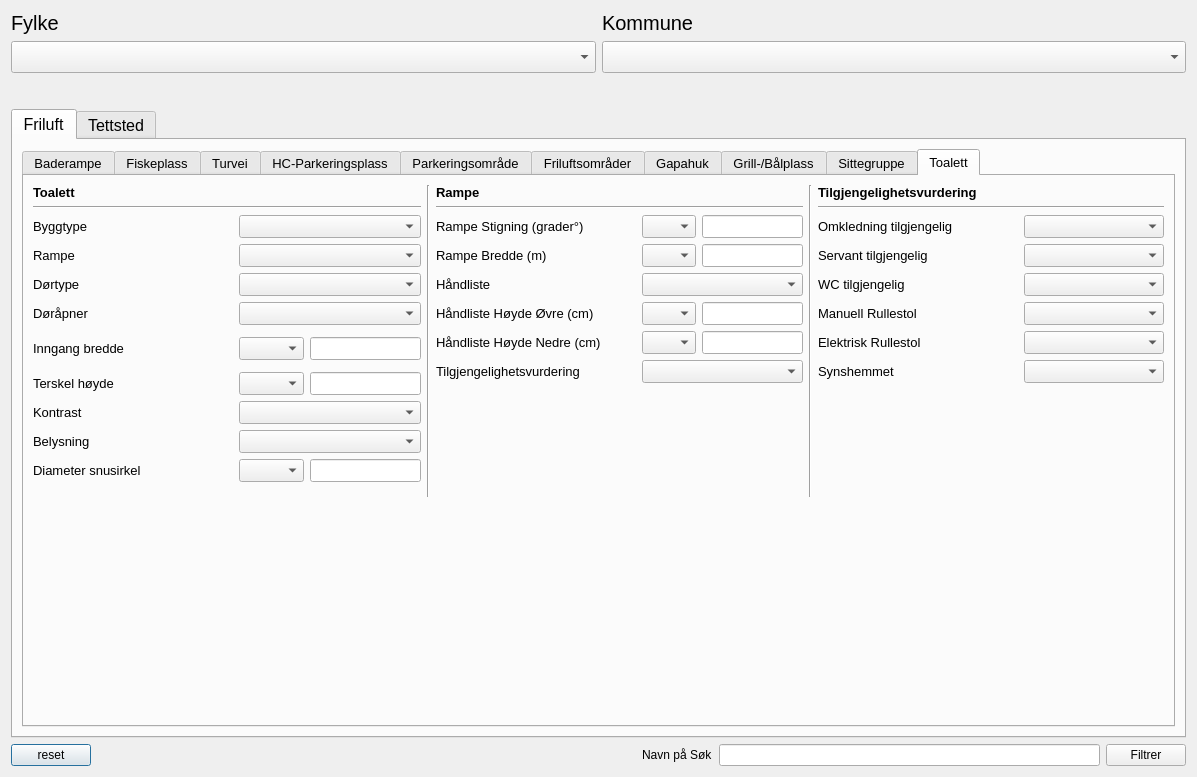
Before: the Qt Designer form Tilgjengelighet_dialog_base.ui in KaspArno/Tilgjengelighet, drawn with Qt 5.
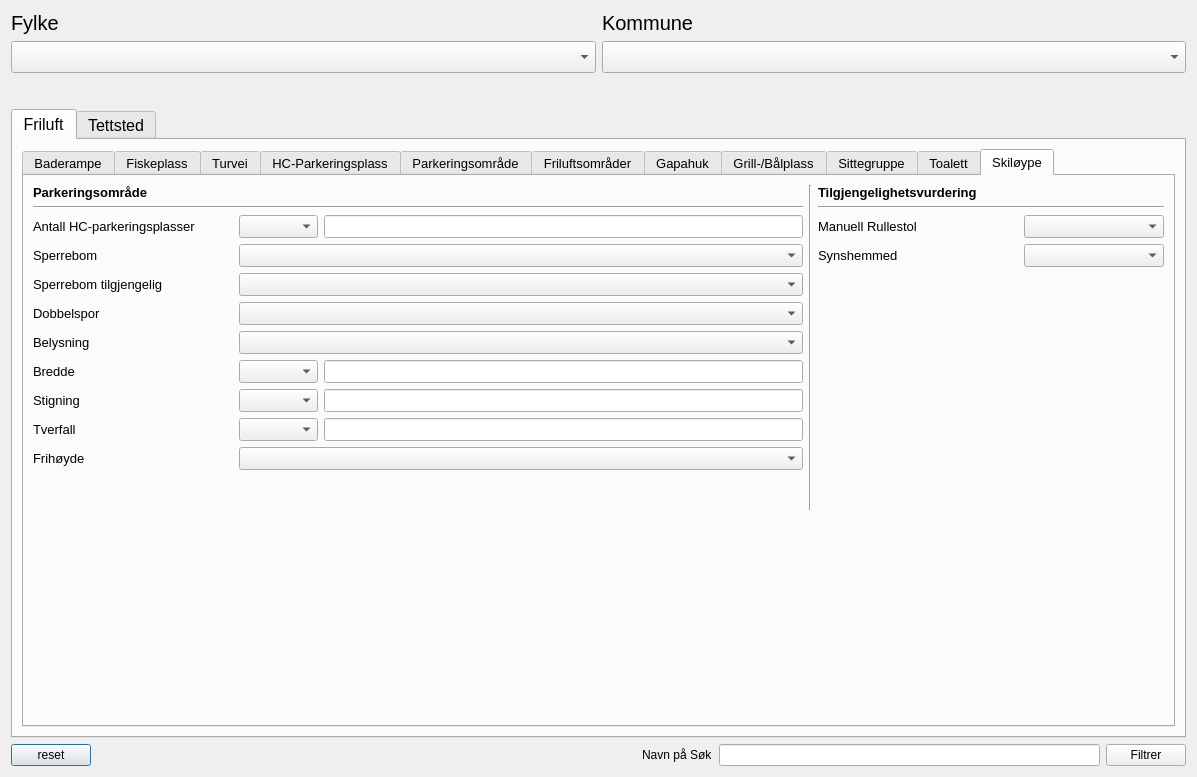
After: the same form once the commit is applied. The open tabs and pages were chosen to show the change. Icons and pictures are not drawn.

The edit to the form file:
```diff
--- a/Tilgjengelighet_dialog_base.ui
+++ b/Tilgjengelighet_dialog_base.ui
@@ -130,7 +130,7 @@
               </font>
              </property>
              <property name="currentIndex">
-              <number>9</number>
+              <number>10</number>
              </property>
              <widget class="QWidget" name="tab_7">
               <attribute name="title">
@@ -3663,9 +3663,12 @@
                       </layout>
                      </item>
                      <item>
-                      <layout class="QHBoxLayout" name="horizontalLayout_201">
+                      <layout class="QHBoxLayout" name="horizontalLayout_229">
                        <item>
-                        <widget class="QLabel" name="label_74">
+                        <widget class="QLabel" name="label_funksjon_4">
+                         <property name="enabled">
+                          <bool>true</bool>
+                         </property>
                          <property name="minimumSize">
                           <size>
                            <width>200</width>
@@ -3725,7 +3728,7 @@
                       </layout>
                      </item>
                      <item>
-                      <layout class="QHBoxLayout" name="horizontalLayout_202">
+                      <layout class="QHBoxLayout" name="horizontalLayout_230">
                        <item>
                         <widget class="QLabel" name="label_76">
                          <property name="minimumSize">
@@ -5614,7 +5617,7 @@
                     </layout>
                    </item>
                    <item>
-                    <widget class="Line" name="line_39">
+                    <widget class="Line" name="line_toalett_dividing">
                      <property name="orientation">
                       <enum>Qt::Vertical</enum>
                      </property>
@@ -6262,6 +6265,642 @@
                </item>
               </layout>
              </widget>
+             <widget class="QWidget" name="tab_17">
+              <attribute name="title">
+               <string>Skiløype</string>
+              </attribute>
+              <layout class="QVBoxLayout" name="verticalLayout_56">
+               <item>
+                <layout class="QVBoxLayout" name="verticalLayout_55">
+                 <item>
+                  <layout class="QHBoxLayout" name="horizontalLayout_201">
+                   <item>
+                    <layout class="QVBoxLayout" name="verticalLayout_57">
+                     <item>
+                      <widget class="QLabel" name="label_74">
+                       <property name="font">
+                        <font>
+                         <weight>75</weight>
+                         <bold>true</bold>
+                        </font>
+                       </property>
+                       <property name="text">
+                        <string>Parkeringsområde</string>
+                       </property>
+                       <property name="margin">
+                        <number>10</number>
+                       </property>
+                      </widget>
+                     </item>
+                     <item>
+                      <widget class="Line" name="line_39">
+                       <property name="orientation">
+                        <enum>Qt::Horizontal</enum>
+                       </property>
+                      </widget>
+                     </item>
+                     <item>
+                      <layout class="QHBoxLayout" name="horizontalLayout_109">
+                       <item>
+                        <widget class="QLabel" name="label_116">
+                         <property name="minimumSize">
+                          <size>
+                           <width>200</width>
+                           <height>0</height>
+                          </size>
+                         </property>
+                         <property name="maximumSize">
+                          <size>
+                           <width>200</width>
+                           <height>16777215</height>
+                          </size>
+                         </property>
+                         <property name="text">
+                          <string>Antall HC-parkeringsplasser</string>
+                         </property>
+                         <property name="margin">
+                          <number>10</number>
+                         </property>
+                        </widget>
+                       </item>
+                       <item>
+                        <layout class="QHBoxLayout" name="horizontalLayout_202">
+                         <item>
+                          <widget class="QComboBox" name="comboBox_ski_hcpark">
+                           <property name="enabled">
+                            <bool>true</bool>
+                           </property>
+                           <property name="minimumSize">
+                            <size>
+                             <width>50</width>
+                             <height>0</height>
+                            </size>
+                           </property>
+                          </widget>
+                         </item>
+                         <item>
+                          <widget class="QLineEdit" name="lineEdit_ski_hcpark">
+                           <property name="enabled">
+                            <bool>true</bool>
+                           </property>
+                           <property name="minimumSize">
+                            <size>
+                             <width>70</width>
+                             <height>0</height>
+                            </size>
+                           </property>
+                          </widget>
+                         </item>
+                        </layout>
+                       </item>
+                      </layout>
+                     </item>
+                     <item>
+                      <layout class="QHBoxLayout" name="horizontalLayout_231">
+                       <item>
+                        <widget class="QLabel" name="label_117">
+                         <property name="minimumSize">
+                          <size>
+                           <width>200</width>
+                           <height>0</height>
+                          </size>
+                         </property>
+                         <property name="maximumSize">
+                          <size>
+                           <width>200</width>
+                           <height>16777215</height>
+                          </size>
+                         </property>
+                         <property name="text">
+                          <string>Sperrebom</string>
+                         </property>
+                         <property name="margin">
+                          <number>10</number>
+                         </property>
+                        </widget>
+                       </item>
+                       <item>
+                        <widget class="QComboBox" name="comboBox_ski_sperrebom">
+                         <property name="enabled">
+                          <bool>true</bool>
+                         </property>
+                         <property name="minimumSize">
+                          <size>
+                           <width>140</width>
+                           <height>0</height>
+                          </size>
+                         </property>
+                        </widget>
+                       </item>
+                      </layout>
+                     </item>
+                     <item>
+                      <layout class="QHBoxLayout" name="horizontalLayout_232">
+                       <item>
+                        <widget class="QLabel" name="label_118">
+                         <property name="minimumSize">
+                          <size>
+                           <width>200</width>
+                           <height>0</height>
+                          </size>
+                         </property>
+                         <property name="maximumSize">
+                          <size>
+                           <width>200</width>
+                           <height>16777215</height>
+                          </size>
+                         </property>
+                         <property name="text">
+                          <string>Sperrebom tilgjengelig</string>
+                         </property>
+                         <property name="margin">
+                          <number>10</number>
+                         </property>
+                        </widget>
+                       </item>
+                       <item>
+                        <widget class="QComboBox" name="comboBox_ski_sperrebom_tilgjengelig">
+                         <property name="enabled">
+                          <bool>true</bool>
+                         </property>
+                         <property name="minimumSize">
+                          <size>
+                           <width>140</width>
+                           <height>0</height>
+                          </size>
+                         </property>
+                        </widget>
+                       </item>
+                      </layout>
+                     </item>
+                     <item>
+                      <layout class="QHBoxLayout" name="horizontalLayout_234">
+                       <item>
+                        <widget class="QLabel" name="label_121">
+                         <property name="minimumSize">
+                          <size>
+                           <width>200</width>
+                           <height>0</height>
+                          </size>
+                         </property>
+                         <property name="maximumSize">
+                          <size>
+                           <width>200</width>
+                           <height>16777215</height>
+                          </size>
+                         </property>
+                         <property name="text">
+                          <string>Dobbelspor</string>
+                         </property>
+                         <property name="margin">
+                          <number>10</number>
+                         </property>
+                        </widget>
+                       </item>
+                       <item>
+                        <widget class="QComboBox" name="comboBox_ski_dobbelspor">
+                         <property name="enabled">
+                          <bool>true</bool>
+                         </property>
+                         <property name="minimumSize">
+                          <size>
+                           <width>140</width>
+                           <height>0</height>
+                          </size>
+                         </property>
+                        </widget>
+                       </item>
+                      </layout>
+                     </item>
+                     <item>
+                      <layout class="QHBoxLayout" name="horizontalLayout_235">
+                       <item>
+                        <widget class="QLabel" name="label_122">
+                         <property name="minimumSize">
+                          <size>
+                           <width>200</width>
+                           <height>0</height>
+                          </size>
+                         </property>
+                         <property name="maximumSize">
+                          <size>
+                           <width>200</width>
+                           <height>16777215</height>
+                          </size>
+                         </property>
+                         <property name="text">
+                          <string>Belysning</string>
+                         </property>
+                         <property name="margin">
+                          <number>10</number>
+                         </property>
+                        </widget>
+                       </item>
+                       <item>
+                        <widget class="QComboBox" name="comboBox_ski_belysning">
+                         <property name="enabled">
+                          <bool>true</bool>
+                         </property>
+                         <property name="minimumSize">
+                          <size>
+                           <width>140</width>
+                           <height>0</height>
+                          </size>
+                         </property>
+                        </widget>
+                       </item>
+                      </layout>
+                     </item>
+                     <item>
+                      <layout class="QHBoxLayout" name="horizontalLayout_241">
+                       <item>
+                        <widget class="QLabel" name="label_128">
+                         <property name="minimumSize">
+                          <size>
+                           <width>200</width>
+                           <height>0</height>
+                          </size>
+                         </property>
+                         <property name="maximumSize">
+                          <size>
+                           <width>200</width>
+                           <height>16777215</height>
+                          </size>
+                         </property>
+                         <property name="text">
+                          <string>Bredde</string>
+                         </property>
+                         <property name="margin">
+                          <number>10</number>
+                         </property>
+                        </widget>
+                       </item>
+                       <item>
+                        <layout class="QHBoxLayout" name="horizontalLayout_242">
+                         <item>
+                          <widget class="QComboBox" name="comboBox_ski_bredde">
+                           <property name="enabled">
+                            <bool>true</bool>
+                           </property>
+                           <property name="minimumSize">
+                            <size>
+                             <width>50</width>
+                             <height>0</height>
+                            </size>
+                           </property>
+                          </widget>
+                         </item>
+                         <item>
+                          <widget class="QLineEdit" name="lineEdit_ski_bredde">
+                           <property name="enabled">
+                            <bool>true</bool>
+                           </property>
+                           <property name="minimumSize">
+                            <size>
+                             <width>70</width>
+                             <height>0</height>
+                            </size>
+                           </property>
+                          </widget>
+                         </item>
+                        </layout>
+                       </item>
+                      </layout>
+                     </item>
+                     <item>
+                      <layout class="QHBoxLayout" name="horizontalLayout_243">
+                       <item>
+                        <widget class="QLabel" name="label_129">
+                         <property name="minimumSize">
+                          <size>
+                           <width>200</width>
+                           <height>0</height>
+                          </size>
+                         </property>
+                         <property name="maximumSize">
+                          <size>
+                           <width>200</width>
+                           <height>16777215</height>
+                          </size>
+                         </property>
+                         <property name="text">
+                          <string>Stigning</string>
+                         </property>
+                         <property name="margin">
+                          <number>10</number>
+                         </property>
+                        </widget>
+                       </item>
+                       <item>
+                        <layout class="QHBoxLayout" name="horizontalLayout_244">
+                         <item>
+                          <widget class="QComboBox" name="comboBox_ski_stigning">
+                           <property name="enabled">
+                            <bool>true</bool>
+                           </property>
+                           <property name="minimumSize">
+                            <size>
+                             <width>50</width>
+                             <height>0</height>
+                            </size>
+                           </property>
+                          </widget>
+                         </item>
+                         <item>
+                          <widget class="QLineEdit" name="lineEdit_ski_stigning">
+                           <property name="enabled">
+                            <bool>true</bool>
+                           </property>
+                           <property name="minimumSize">
+                            <size>
+                             <width>70</width>
+                             <height>0</height>
+                            </size>
+                           </property>
+                          </widget>
+                         </item>
+                        </layout>
+                       </item>
+                      </layout>
+                     </item>
+                     <item>
+                      <layout class="QHBoxLayout" name="horizontalLayout_245">
+                       <item>
+                        <widget class="QLabel" name="label_130">
+                         <property name="minimumSize">
+                          <size>
+                           <width>200</width>
+                           <height>0</height>
+                          </size>
+                         </property>
+                         <property name="maximumSize">
+                          <size>
+                           <width>200</width>
+                           <height>16777215</height>
+                          </size>
+                         </property>
+                         <property name="text">
+                          <string>Tverfall</string>
+                         </property>
+                         <property name="margin">
+                          <number>10</number>
+                         </property>
+                        </widget>
+                       </item>
+                       <item>
+                        <layout class="QHBoxLayout" name="horizontalLayout_246">
+                         <item>
+                          <widget class="QComboBox" name="comboBox_ski_tverfall">
+                           <property name="enabled">
+                            <bool>true</bool>
+                           </property>
+                           <property name="minimumSize">
+                            <size>
+                             <width>50</width>
+                             <height>0</height>
+                            </size>
+                           </property>
+                          </widget>
+                         </item>
+                         <item>
+                          <widget class="QLineEdit" name="lineEdit_ski_tverfall">
+                           <property name="enabled">
+                            <bool>true</bool>
+                           </property>
+                           <property name="minimumSize">
+                            <size>
+                             <width>70</width>
+                             <height>0</height>
+                            </size>
+                           </property>
+                          </widget>
+                         </item>
+                        </layout>
+                       </item>
+                      </layout>
+                     </item>
+                     <item>
+                      <layout class="QHBoxLayout" name="horizontalLayout_239">
+                       <item>
+                        <widget class="QLabel" name="label_126">
+                         <property name="minimumSize">
+                          <size>
+                           <width>200</width>
+                           <height>0</height>
+                          </size>
+                         </property>
+                         <property name="maximumSize">
+                          <size>
+                           <width>200</width>
+                           <height>16777215</height>
+                          </size>
+                         </property>
+                         <property name="text">
+                          <string>Frihøyde</string>
+                         </property>
+                         <property name="margin">
+                          <number>10</number>
+                         </property>
+                        </widget>
+                       </item>
+                       <item>
+                        <widget class="QComboBox" name="comboBox_ski_frihoyde">
+                         <property name="enabled">
+                          <bool>true</bool>
+                         </property>
+                         <property name="minimumSize">
+                          <size>
+                           <width>140</width>
+                           <height>0</height>
+                          </size>
+                         </property>
+                        </widget>
+                       </item>
+                      </layout>
+                     </item>
+                     <item>
+                      <spacer name="verticalSpacer_41">
+                       <property name="orientation">
+                        <enum>Qt::Vertical</enum>
+                       </property>
+                       <property name="sizeHint" stdset="0">
+                        <size>
+                         <width>20</width>
+                         <height>40</height>
+                        </size>
+                       </property>
+                      </spacer>
+                     </item>
+                    </layout>
+                   </item>
+                   <item>
+                    <widget class="Line" name="line_42">
+                     <property name="orientation">
+                      <enum>Qt::Vertical</enum>
+                     </property>
+                    </widget>
+                   </item>
+                   <item>
+                    <layout class="QVBoxLayout" name="verticalLayout_60">
+                     <item>
+                      <widget class="QLabel" name="label_119">
+                       <property name="font">
+                        <font>
+                         <weight>75</weight>
+                         <bold>true</bold>
+                        </font>
+                       </property>
+                       <property name="text">
+                        <string>Tilgjengelighetsvurdering</string>
+                       </property>
+                       <property name="margin">
+                        <number>10</number>
+                       </property>
+                      </widget>
+                     </item>
+                     <item>
+                      <widget class="Line" name="line_43">
+                       <property name="orientation">
+                        <enum>Qt::Horizontal</enum>
+                       </property>
+                      </widget>
+                     </item>
+                     <item>
+                      <layout class="QHBoxLayout" name="horizontalLayout_233">
+                       <item>
+                        <widget class="QLabel" name="label_120">
+                         <property name="minimumSize">
+                          <size>
+                           <width>200</width>
+                           <height>0</height>
+                          </size>
+                         </property>
+                         <property name="maximumSize">
+                          <size>
+                           <width>200</width>
+                           <height>16777215</height>
+                          </size>
+                         </property>
+                         <property name="text">
+                          <string>Manuell Rullestol</string>
+                         </property>
+                         <property name="margin">
+                          <number>10</number>
+                         </property>
+                        </widget>
+                       </item>
+                       <item>
+                        <widget class="QComboBox" name="comboBox_ski_manuell_rullestol">
+                         <property name="enabled">
+                          <bool>true</bool>
+                         </property>
+                         <property name="minimumSize">
+                          <size>
+                           <width>140</width>
+                           <height>0</height>
+                          </size>
+                         </property>
+                         <property name="layoutDirection">
+                          <enum>Qt::LeftToRight</enum>
+                         </property>
+                         <property name="autoFillBackground">
+                          <bool>false</bool>
+                         </property>
+                         <property name="duplicatesEnabled">
+                          <bool>false</bool>
+                         </property>
+                         <property name="frame">
+                          <bool>true</bool>
+                         </property>
+                        </widget>
+                       </item>
+                      </layout>
+                     </item>
+                     <item>
+                      <layout class="QHBoxLayout" name="horizontalLayout_247">
+                       <item>
+                        <widget class="QLabel" name="label_131">
+                         <property name="minimumSize">
+                          <size>
+                           <width>200</width>
+                           <height>0</height>
+                          </size>
+                         </property>
+                         <property name="maximumSize">
+                          <size>
+                           <width>200</width>
+                           <height>16777215</height>
+                          </size>
+                         </property>
+                         <property name="text">
+                          <string>Synshemmed</string>
+                         </property>
+                         <property name="margin">
+                          <number>10</number>
+                         </property>
+                        </widget>
+                       </item>
+                       <item>
+                        <widget class="QComboBox" name="comboBox_ski_synshemmed">
+                         <property name="enabled">
+                          <bool>true</bool>
+                         </property>
+                         <property name="minimumSize">
+                          <size>
+                           <width>140</width>
+                           <height>0</height>
+                          </size>
+                         </property>
+                         <property name="layoutDirection">
+                          <enum>Qt::LeftToRight</enum>
+                         </property>
+                         <property name="autoFillBackground">
+                          <bool>false</bool>
+                         </property>
+                         <property name="duplicatesEnabled">
+                          <bool>false</bool>
+                         </property>
+                         <property name="frame">
+                          <bool>true</bool>
+                         </property>
+                        </widget>
+                       </item>
+                      </layout>
+                     </item>
+                     <item>
+                      <spacer name="verticalSpacer_43">
+                       <property name="orientation">
+                        <enum>Qt::Vertical</enum>
+                       </property>
+                       <property name="sizeHint" stdset="0">
+                        <size>
+                         <width>20</width>
+                         <height>40</height>
+                        </size>
+                       </property>
+                      </spacer>
+                     </item>
+                    </layout>
+                   </item>
+                  </layout>
+                 </item>
+                 <item>
+                  <spacer name="verticalSpacer_47">
+                   <property name="orientation">
+                    <enum>Qt::Vertical</enum>
+                   </property>
+                   <property name="sizeHint" stdset="0">
+                    <size>
+                     <width>20</width>
+                     <height>40</height>
+                    </size>
+                   </property>
+                  </spacer>
+                 </item>
+                </layout>
+               </item>
+              </layout>
+             </widget>
             </widget>
            </item>
           </layout>
```
Left out of the diff: 368 changed lines with no effect on the pictures.
